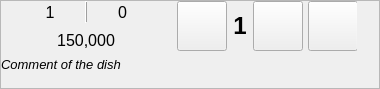
Qt form Waiter/dishitem.ui (End1-1/Cafe5) before a commit.
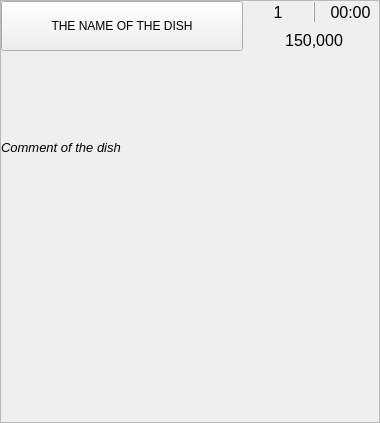
The same form after that commit. Icons and pictures are not drawn. Custom widgets are drawn as their Qt base class.

Patch:
```diff
--- a/Waiter/dishitem.ui
+++ b/Waiter/dishitem.ui
@@ -7,7 +7,7 @@
     <x>0</x>
     <y>0</y>
     <width>380</width>
-    <height>89</height>
+    <height>423</height>
    </rect>
   </property>
   <property name="sizePolicy">
@@ -18,7 +18,7 @@
   </property>
   <property name="minimumSize">
    <size>
-    <width>380</width>
+    <width>350</width>
     <height>0</height>
    </size>
   </property>
@@ -49,6 +49,12 @@
    </property>
    <item>
     <widget class="QFrame" name="frame">
+     <property name="sizePolicy">
+      <sizepolicy hsizetype="Preferred" vsizetype="Minimum">
+       <horstretch>0</horstretch>
+       <verstretch>0</verstretch>
+      </sizepolicy>
+     </property>
      <property name="frameShape">
       <enum>QFrame::StyledPanel</enum>
      </property>
@@ -70,8 +76,17 @@
       </property>
       <item>
        <layout class="QVBoxLayout" name="verticalLayout_2">
+        <property name="sizeConstraint">
+         <enum>QLayout::SetMinimumSize</enum>
+        </property>
         <item>
          <widget class="QWidget" name="wrow1" native="true">
+          <property name="sizePolicy">
+           <sizepolicy hsizetype="Preferred" vsizetype="Minimum">
+            <horstretch>0</horstretch>
+            <verstretch>0</verstretch>
+           </sizepolicy>
+          </property>
           <property name="minimumSize">
            <size>
             <width>0</width>
@@ -97,6 +112,19 @@
            <property name="bottomMargin">
             <number>0</number>
            </property>
+           <item>
+            <widget class="DishItemButton" name="btnDish">
+             <property name="sizePolicy">
+              <sizepolicy hsizetype="Expanding" vsizetype="Preferred">
+               <horstretch>0</horstretch>
+               <verstretch>0</verstretch>
+              </sizepolicy>
+             </property>
+             <property name="text">
+              <string>THE NAME OF THE DISH</string>
+             </property>
+            </widget>
+           </item>
            <item>
             <widget class="QWidget" name="winfo" native="true">
              <property name="minimumSize">
@@ -129,6 +157,8 @@
                 <property name="font">
                  <font>
                   <pointsize>12</pointsize>
+                  <weight>50</weight>
+                  <bold>false</bold>
                  </font>
                 </property>
                 <property name="text">
@@ -147,7 +177,7 @@
                  </font>
                 </property>
                 <property name="text">
-                 <string>0</string>
+                 <string>00:00</string>
                 </property>
                 <property name="alignment">
                  <set>Qt::AlignCenter</set>
@@ -182,145 +212,17 @@
              </layout>
             </widget>
            </item>
-           <item>
-            <widget class="QWidget" name="wqty" native="true">
-             <property name="minimumSize">
-              <size>
-               <width>180</width>
-               <height>0</height>
-              </size>
-             </property>
-             <property name="maximumSize">
-              <size>
-               <width>180</width>
-               <height>16777215</height>
-              </size>
-             </property>
-             <layout class="QHBoxLayout" name="horizontalLayout">
-              <property name="leftMargin">
-               <number>0</number>
-              </property>
-              <property name="topMargin">
-               <number>0</number>
-              </property>
-              <property name="rightMargin">
-               <number>0</number>
-              </property>
-              <property name="bottomMargin">
-               <number>0</number>
-              </property>
-              <item>
-               <widget class="QPushButton" name="btnPlus1">
-                <property name="sizePolicy">
-                 <sizepolicy hsizetype="Preferred" vsizetype="Preferred">
-                  <horstretch>0</horstretch>
-                  <verstretch>0</verstretch>
-                 </sizepolicy>
-                </property>
-                <property name="minimumSize">
-                 <size>
-                  <width>50</width>
-                  <height>50</height>
-                 </size>
-                </property>
-                <property name="text">
-                 <string/>
-                </property>
-                <property name="icon">
-                 <iconset resource="../resources/res.qrc">
-                  <normaloff>:/add.png</normaloff>:/add.png</iconset>
-                </property>
-                <property name="iconSize">
-                 <size>
-                  <width>32</width>
-                  <height>32</height>
-                 </size>
-                </property>
-               </widget>
-              </item>
-              <item>
-               <widget class="QLabel" name="labelChangeQty">
-                <property name="font">
-                 <font>
-                  <pointsize>18</pointsize>
-                  <weight>75</weight>
-                  <bold>true</bold>
-                 </font>
-                </property>
-                <property name="text">
-                 <string>1</string>
-                </property>
-                <property name="alignment">
-                 <set>Qt::AlignCenter</set>
-                </property>
-               </widget>
-              </item>
-              <item>
-               <widget class="QPushButton" name="btnMinus1">
-                <property name="sizePolicy">
-                 <sizepolicy hsizetype="Preferred" vsizetype="Preferred">
-                  <horstretch>0</horstretch>
-                  <verstretch>0</verstretch>
-                 </sizepolicy>
-                </property>
-                <property name="minimumSize">
-                 <size>
-                  <width>50</width>
-                  <height>50</height>
-                 </size>
-                </property>
-                <property name="text">
-                 <string/>
-                </property>
-                <property name="icon">
-                 <iconset resource="../resources/res.qrc">
-                  <normaloff>:/minus.png</normaloff>:/minus.png</iconset>
-                </property>
-                <property name="iconSize">
-                 <size>
-                  <width>32</width>
-                  <height>32</height>
-                 </size>
-                </property>
-               </widget>
-              </item>
-              <item>
-               <widget class="QPushButton" name="btnAnyqty">
-                <property name="sizePolicy">
-                 <sizepolicy hsizetype="Preferred" vsizetype="Preferred">
-                  <horstretch>0</horstretch>
-                  <verstretch>0</verstretch>
-                 </sizepolicy>
-                </property>
-                <property name="minimumSize">
-                 <size>
-                  <width>50</width>
-                  <height>50</height>
-                 </size>
-                </property>
-                <property name="text">
-                 <string/>
-                </property>
-                <property name="icon">
-                 <iconset resource="../resources/res.qrc">
-                  <normaloff>:/calculator.png</normaloff>:/calculator.png</iconset>
-                </property>
-                <property name="iconSize">
-                 <size>
-                  <width>32</width>
-                  <height>32</height>
-                 </size>
-                </property>
-               </widget>
-              </item>
-             </layout>
-            </widget>
-           </item>
           </layout>
          </widget>
         </item>
         <item>
          <widget class="QLabel" name="lbComment">
+          <property name="sizePolicy">
+           <sizepolicy hsizetype="Preferred" vsizetype="Minimum">
+            <horstretch>0</horstretch>
+            <verstretch>0</verstretch>
+           </sizepolicy>
+          </property>
           <property name="font">
            <font>
             <pointsize>10</pointsize>
@@ -333,7 +235,14 @@
          </widget>
         </item>
         <item>
-         <widget class="QWidget" name="wmodificators" native="true"/>
+         <widget class="QWidget" name="wmodificators" native="true">
+          <property name="sizePolicy">
+           <sizepolicy hsizetype="Preferred" vsizetype="Minimum">
+            <horstretch>0</horstretch>
+            <verstretch>0</verstretch>
+           </sizepolicy>
+          </property>
+         </widget>
         </item>
        </layout>
       </item>
@@ -342,8 +251,13 @@
    </item>
   </layout>
  </widget>
- <resources>
-  <include location="../resources/res.qrc"/>
- </resources>
+ <customwidgets>
+  <customwidget>
+   <class>DishItemButton</class>
+   <extends>QPushButton</extends>
+   <header location="global">dishitembutton.h</header>
+  </customwidget>
+ </customwidgets>
+ <resources/>
  <connections/>
 </ui>
```
Left out of the diff: 2 changed lines with no effect on the pictures.
